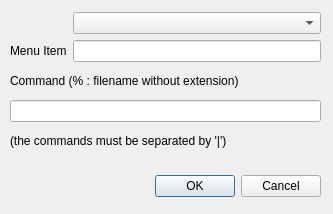
Above: usertooldialog.ui from orao/texmaker before the change. Below: the same form after it.
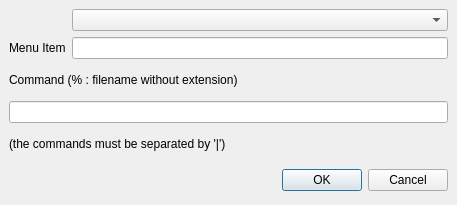
That is the form after the change.

The edit to the form file:
```diff
--- a/usertooldialog.ui
+++ b/usertooldialog.ui
@@ -8,22 +8,21 @@
    <rect>
     <x>0</x>
     <y>0</y>
-    <width>333</width>
-    <height>214</height>
+    <width>457</width>
+    <height>205</height>
    </rect>
   </property>
   <property name="windowTitle" >
    <string>Edit User Commands</string>
   </property>
-  <widget class="QWidget" name="layoutWidget" >
-   <property name="geometry" >
-    <rect>
-     <x>10</x>
-     <y>170</y>
-     <width>311</width>
-     <height>33</height>
-    </rect>
+  <layout class="QGridLayout" >
+   <property name="margin" >
+    <number>9</number>
    </property>
+   <property name="spacing" >
+    <number>6</number>
+   </property>
+   <item row="1" column="0" >
    <layout class="QHBoxLayout" >
     <property name="margin" >
      <number>0</number>
@@ -59,26 +58,8 @@
      </widget>
     </item>
    </layout>
-  </widget>
-  <widget class="QWidget" name="layoutWidget_2" >
-   <property name="geometry" >
-    <rect>
-     <x>10</x>
-     <y>11</y>
-     <width>311</width>
-     <height>111</height>
-    </rect>
-   </property>
-  </widget>
-  <widget class="QWidget" name="layoutWidget_3" >
-   <property name="geometry" >
-    <rect>
-     <x>10</x>
-     <y>12</y>
-     <width>311</width>
-     <height>141</height>
-    </rect>
-   </property>
+   </item>
+   <item row="0" column="0" >
    <layout class="QGridLayout" >
     <property name="margin" >
      <number>0</number>
@@ -117,9 +98,16 @@
      </widget>
     </item>
    </layout>
-  </widget>
- </widget>
- <pixmapfunction></pixmapfunction>
+   </item>
+  </layout>
+ </widget>
+ <tabstops>
+  <tabstop>comboBox</tabstop>
+  <tabstop>itemEdit</tabstop>
+  <tabstop>toolEdit</tabstop>
+  <tabstop>okButton</tabstop>
+  <tabstop>cancelButton</tabstop>
+ </tabstops>
  <resources/>
  <connections>
   <connection>
```
Left out of the diff: 3 changed lines with no effect on the pictures. Lines whose indentation alone changed are shown as unchanged.
